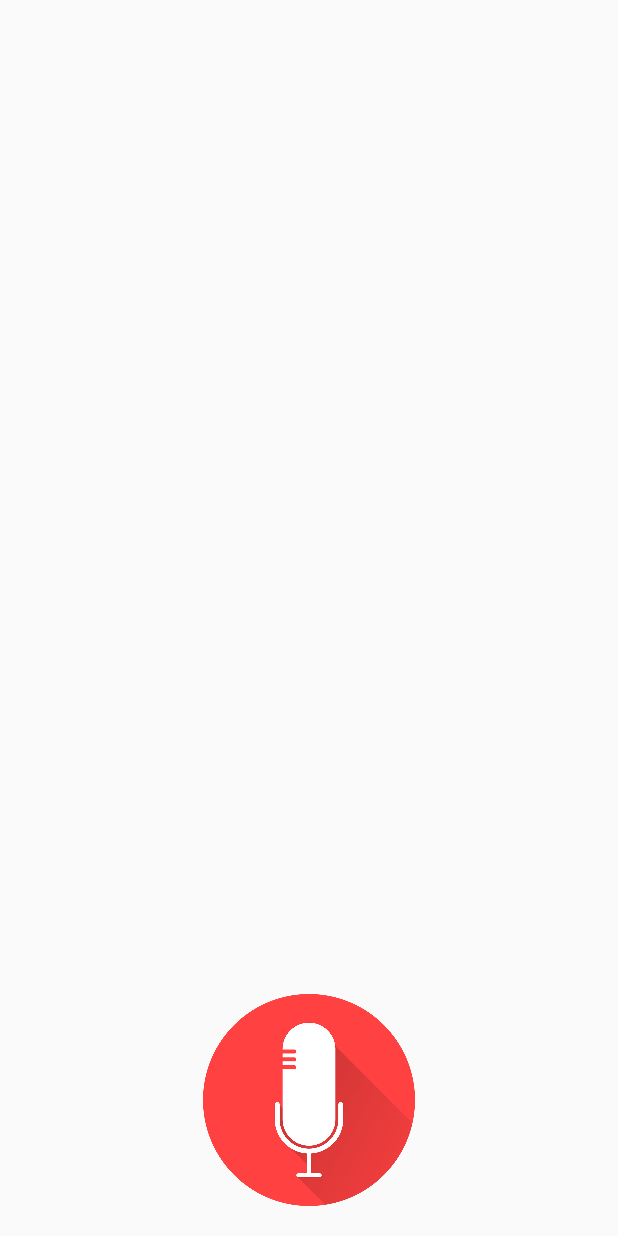
After one commit to GhassenBenMakhlouf/Opizon, an Android app: the App1 screen opened directly, with no data from a screen before it, on a phone screen of 412 x 824 dp. The commit adds this screen. Run offline under Robolectric (Android 15) with nearby library versions, the phone set to English and light mode, and no system bars.

Commit message:
GBM: access to the layout of the 2 apps with basic speech recognition in app 1

```diff
--- a/app/src/main/AndroidManifest.xml
+++ b/app/src/main/AndroidManifest.xml
@@ -9,6 +9,8 @@
         android:roundIcon="@mipmap/ic_launcher_round"
         android:supportsRtl="true"
         android:theme="@style/AppTheme">
+        <activity android:name=".App2"></activity>
+        <activity android:name=".App1" />
         <activity android:name=".MainActivity">
             <intent-filter>
                 <action android:name="android.intent.action.MAIN" />
--- /dev/null
+++ b/app/src/main/java/com/example/opizon/App1.java
@@ -0,0 +1,58 @@
+package com.example.opizon;
+
+import androidx.appcompat.app.AppCompatActivity;
+
+import android.os.Bundle;
+
+import android.content.ActivityNotFoundException;
+import android.content.Intent;
+import android.speech.RecognizerIntent;
+import android.view.View;
+import android.widget.ImageView;
+import android.widget.TextView;
+import android.widget.Toast;
+import java.util.ArrayList;
+import java.util.Locale;
+
+public class App1 extends AppCompatActivity {
+    private final int REQ_CODE = 100;
+    TextView textView;
+    @Override
+    protected void onCreate(Bundle savedInstanceState) {
+        super.onCreate(savedInstanceState);
+        setContentView(R.layout.activity_app1);
+        textView = findViewById(R.id.text);
+        ImageView speak = findViewById(R.id.speak);
+        speak.setOnClickListener(new View.OnClickListener() {
+            @Override
+            public void onClick(View v) {
+                Intent intent = new Intent(RecognizerIntent.ACTION_RECOGNIZE_SPEECH);
+                intent.putExtra(RecognizerIntent.EXTRA_LANGUAGE_MODEL,
+                        RecognizerIntent.LANGUAGE_MODEL_FREE_FORM);
+                intent.putExtra(RecognizerIntent.EXTRA_LANGUAGE, Locale.getDefault());
+                intent.putExtra(RecognizerIntent.EXTRA_PROMPT, "Need to speak");
+                try {
+                    startActivityForResult(intent, REQ_CODE);
+                } catch (ActivityNotFoundException a) {
+                    Toast.makeText(getApplicationContext(),
+                            "Sorry your device not supported",
+                            Toast.LENGTH_SHORT).show();
+                }
+            }
+        });
+    }
+    @Override
+    protected void onActivityResult(int requestCode, int resultCode, Intent data) {
+        super.onActivityResult(requestCode, resultCode, data);
+        switch (requestCode) {
+            case REQ_CODE: {
+                if (resultCode == RESULT_OK && null != data) {
+                    ArrayList result = data
+                            .getStringArrayListExtra(RecognizerIntent.EXTRA_RESULTS);
+                    textView.setText((CharSequence) result.get(0));
+                }
+                break;
+            }
+        }
+    }
+}
--- /dev/null
+++ b/app/src/main/res/layout/activity_app1.xml
@@ -0,0 +1,33 @@
+<?xml version = "1.0" encoding = "utf-8"?>
+<RelativeLayout xmlns:android = "http://schemas.android.com/apk/res/android"
+    xmlns:app = "http://schemas.android.com/apk/res-auto"
+    xmlns:tools = "http://schemas.android.com/tools"
+    android:layout_width = "match_parent"
+    android:layout_height = "match_parent"
+    tools:context = ".MainActivity">
+    <LinearLayout
+        android:layout_width = "match_parent"
+        android:gravity = "center"
+        android:layout_height = "match_parent">
+        <TextView
+            android:id = "@+id/text"
+            android:textSize = "30sp"
+            android:layout_width = "wrap_content"
+            android:layout_height = "wrap_content"/>
+    </LinearLayout>
+    <LinearLayout
+        android:layout_width = "wrap_content"
+        android:layout_alignParentBottom = "true"
+        android:layout_centerInParent = "true"
+        android:orientation = "vertical"
+        android:layout_height = "wrap_content"
+        android:layout_marginBottom = "20dp">
+
+        <ImageView
+            android:id="@+id/speak"
+            android:layout_width="wrap_content"
+            android:layout_height="141dp"
+            android:background="?selectableItemBackground"
+            android:src="@drawable/microphone" />
+    </LinearLayout>
+</RelativeLayout>
--- a/app/src/main/res/layout/activity_main.xml
+++ b/app/src/main/res/layout/activity_main.xml
@@ -35,6 +35,7 @@
 
         <!-- Column 1 -->
         <androidx.cardview.widget.CardView
+            android:id="@+id/app1_card"
             android:layout_width="0dp"
             android:layout_height="0dp"
             android:layout_columnWeight="1"
@@ -77,6 +78,7 @@
 
         <!-- Column 2 -->
         <androidx.cardview.widget.CardView
+            android:id="@+id/app2_card"
             android:layout_width="0dp"
             android:layout_height="0dp"
             android:layout_columnWeight="1"
```
Also changed, not shown: app/src/main/java/com/example/opizon/App2.java (added, +14 -0 lines), app/src/main/java/com/example/opizon/MainActivity.java (+21 -2 lines), app/src/main/res/layout/activity_app2.xml (added, +9 -0 lines), app/src/main/res/drawable/microphone.png (added).
